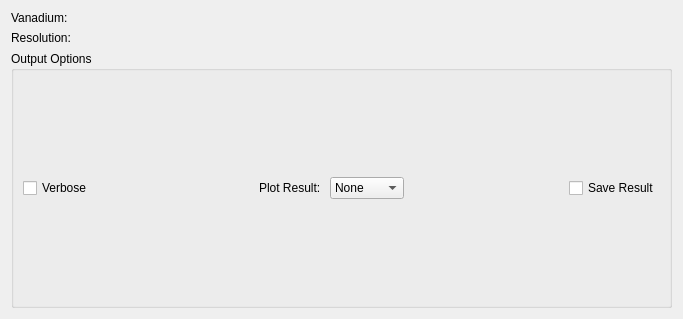
Before: the Qt Designer form Code/Mantid/MantidQt/CustomInterfaces/inc/MantidQtCustomInterfaces/ResNorm.ui in mantidproject/mantid, drawn with Qt 5.
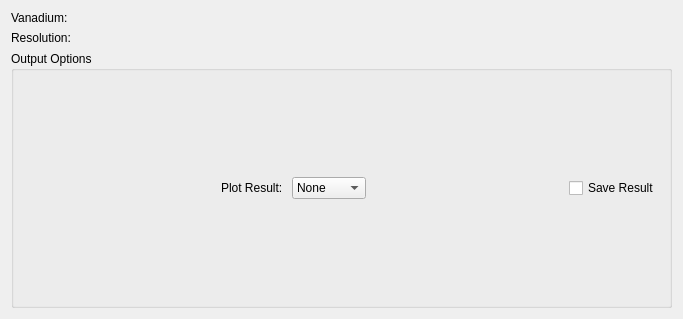
After: the same form once the commit is applied. Custom widgets are drawn as their Qt base class.

Commit message:
Remove Verbose options from UI
Refs #10850

```diff
--- a/Code/Mantid/MantidQt/CustomInterfaces/inc/MantidQtCustomInterfaces/ResNorm.ui
+++ b/Code/Mantid/MantidQt/CustomInterfaces/inc/MantidQtCustomInterfaces/ResNorm.ui
@@ -112,16 +112,6 @@
         <string>Output Options</string>
        </property>
        <layout class="QHBoxLayout" name="horizontalLayout">
-        <item>
-         <widget class="QCheckBox" name="chkVerbose">
-          <property name="enabled">
-           <bool>true</bool>
-          </property>
-          <property name="text">
-           <string>Verbose</string>
-          </property>
-         </widget>
-        </item>
         <item>
          <spacer name="horizontalSpacer_17">
           <property name="orientation">
```
Left out of the diff: 1 changed line with no effect on the pictures. The commit also changes 25 other files.
